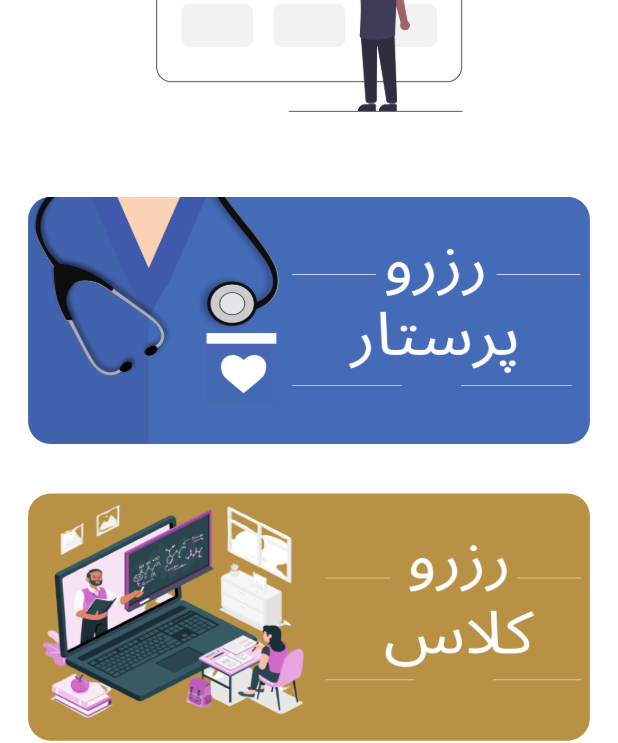
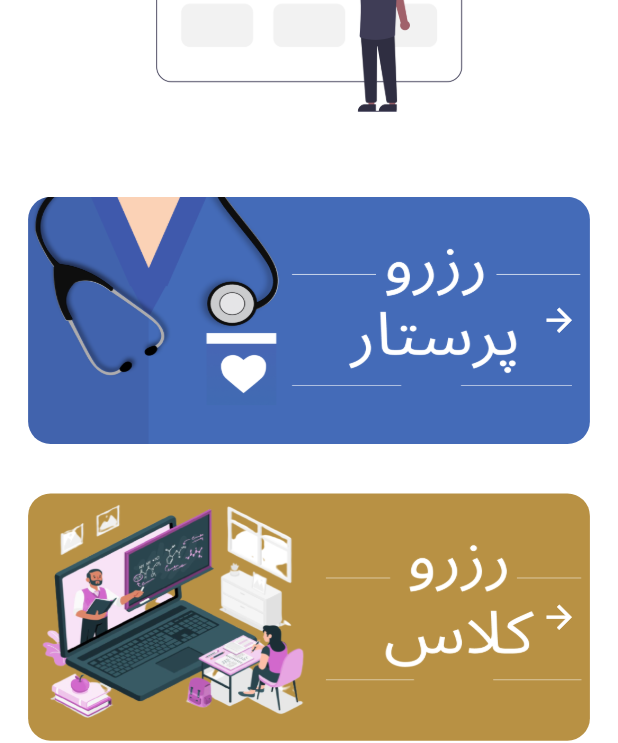
Before and after one commit to SajadRahimi1/rayaniyaresh, a Flutter app: the ReserveScreen screen opened directly, on a phone screen of 412 x 824 dp. Shown: the part 216-959 px from the top of the screen. Run offline on Flutter 3.47's test engine with Material 2 defaults, Android fonts, the phone set to English and light mode, and no system bars; our stand-ins replace carousel_slider, flutter_spinkit, get.

Commit message:
craeted screen for class category

```diff
--- a/lib/views/pages/home/reserve_screen.dart
+++ b/lib/views/pages/home/reserve_screen.dart
@@ -1,5 +1,6 @@
 import 'package:flutter/material.dart';
 import 'package:get/get.dart';
+import 'package:rayaniyaresh/views/pages/reserve_class/class_category_screen.dart';
 
 class ReserveScreen extends StatelessWidget {
   const ReserveScreen({Key? key}) : super(key: key);
@@ -29,8 +30,21 @@ class ReserveScreen extends StatelessWidget {
                       image:
                           AssetImage("assets/images/images/reserve_nurse.png"),
                       fit: BoxFit.fill)),
+              child: const Padding(
+                padding: EdgeInsets.only(right: 8.0),
+                child: Align(
+                    alignment: Alignment.centerRight,
+                    child: Icon(
+                      Icons.arrow_back,
+                      size: 25,
+                      color: Colors.white,
+                    )),
               ),
-            Container(
+            ),
+            InkWell(
+              onTap: () => Get.to(() => ClassCategoryScreen(),
+                  transition: Transition.downToUp),
+              child: Container(
                 margin: EdgeInsets.only(
                   top: Get.height / 25,
                 ),
@@ -39,9 +53,20 @@ class ReserveScreen extends StatelessWidget {
                 decoration: BoxDecoration(
                     borderRadius: BorderRadius.circular(15),
                     image: const DecorationImage(
-                      image:
-                          AssetImage("assets/images/images/reserve_class.png"),
+                        image: AssetImage(
+                            "assets/images/images/reserve_class.png"),
                         fit: BoxFit.fill)),
+                child: const Padding(
+                  padding: EdgeInsets.only(right: 8.0),
+                  child: Align(
+                      alignment: Alignment.centerRight,
+                      child: Icon(
+                        Icons.arrow_back,
+                        size: 25,
+                        color: Colors.white,
+                      )),
+                ),
+              ),
             ),
           ],
         ));
```
Also changed, not shown: lib/views/pages/reserve_class/class_category_screen.dart (added, +119 -0 lines), assets/images/images/art_class.jpg (added), assets/images/images/computer_class.jpg (added), assets/images/images/english_class.jpg (added), assets/images/images/math_class.jpg (added), assets/images/images/reserve.png. Lines whose indentation alone changed are shown as unchanged.
